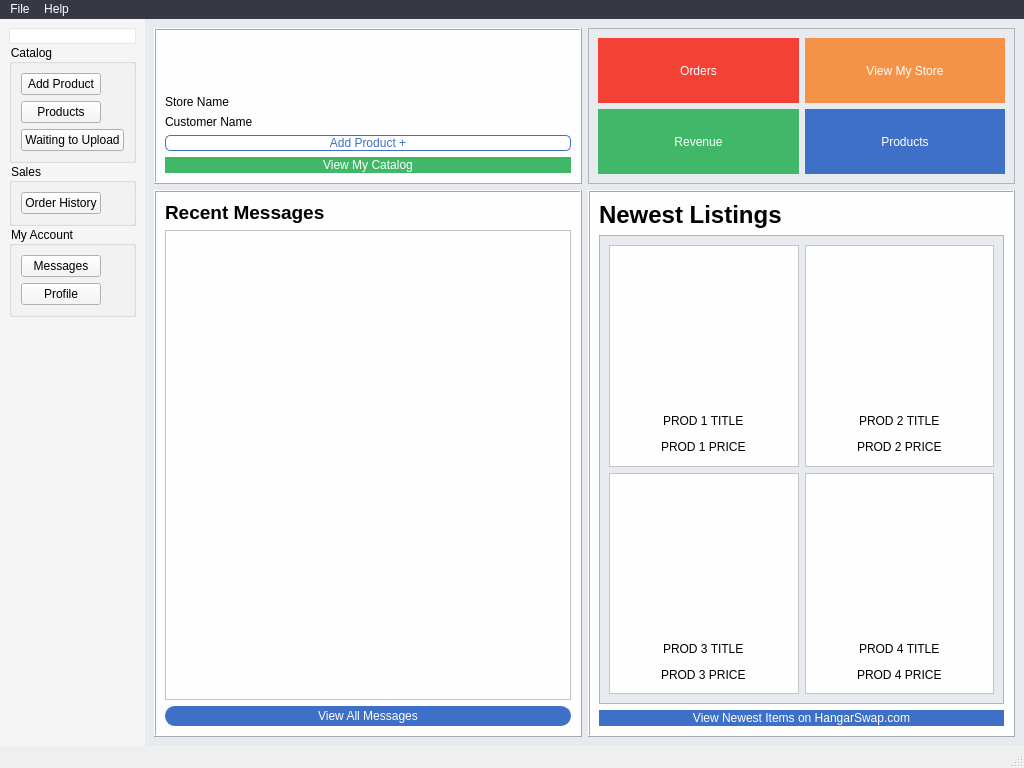
This is ui_redesign/main_window_redesign.ui in jwfraustro/laughing-waddle as Qt 5 draws it before an edit. The edited form follows.
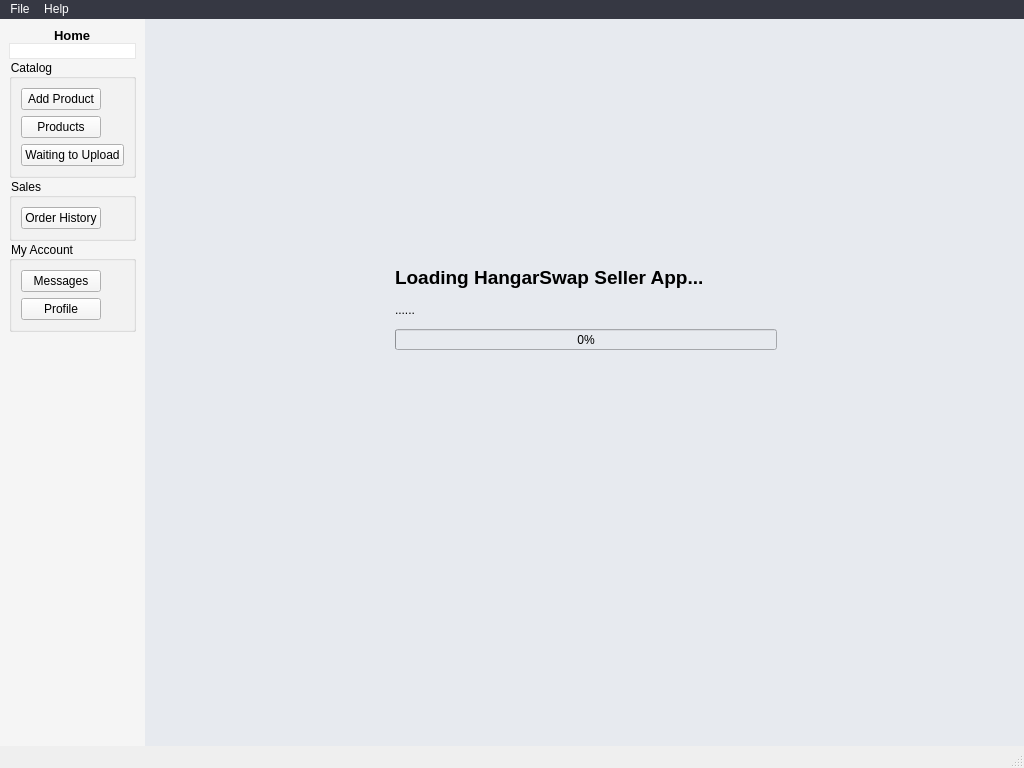
This is the edited form. Icons and pictures are not drawn.

The edit to the form file:
```diff
--- a/ui_redesign/main_window_redesign.ui
+++ b/ui_redesign/main_window_redesign.ui
@@ -88,6 +88,13 @@
        <property name="sizeConstraint">
         <enum>QLayout::SetDefaultConstraint</enum>
        </property>
+       <item alignment="Qt::AlignHCenter">
+        <widget class="QLabel" name="label">
+         <property name="text">
+          <string>&lt;html&gt;&lt;head/&gt;&lt;body&gt;&lt;p&gt;&lt;span style=&quot; font-size:10pt; font-weight:600;&quot;&gt;Home&lt;/span&gt;&lt;/p&gt;&lt;/body&gt;&lt;/html&gt;</string>
+         </property>
+        </widget>
+       </item>
        <item>
         <widget class="QPushButton" name="landingBtn">
          <property name="cursor">
@@ -352,6 +359,47 @@
       <property name="currentIndex">
        <number>0</number>
       </property>
+      <widget class="QWidget" name="loadingPage">
+       <widget class="QProgressBar" name="progressBar">
+        <property name="geometry">
+         <rect>
+          <x>250</x>
+          <y>310</y>
+          <width>382</width>
+          <height>21</height>
+         </rect>
+        </property>
+        <property name="value">
+         <number>0</number>
+        </property>
+       </widget>
+       <widget class="QLabel" name="label_2">
+        <property name="geometry">
+         <rect>
+          <x>250</x>
+          <y>245</y>
+          <width>382</width>
+          <height>27</height>
+         </rect>
+        </property>
+        <property name="text">
+         <string>&lt;html&gt;&lt;head/&gt;&lt;body&gt;&lt;p&gt;&lt;span style=&quot; font-size:14pt; font-weight:600;&quot;&gt;Loading HangarSwap Seller App...&lt;/span&gt;&lt;/p&gt;&lt;/body&gt;&lt;/html&gt;</string>
+        </property>
+       </widget>
+       <widget class="QLabel" name="loadingLbl">
+        <property name="geometry">
+         <rect>
+          <x>250</x>
+          <y>278</y>
+          <width>382</width>
+          <height>26</height>
+         </rect>
+        </property>
+        <property name="text">
+         <string>......</string>
+        </property>
+       </widget>
+      </widget>
       <widget class="QWidget" name="landingPage">
        <layout class="QGridLayout" name="gridLayout_8">
         <item row="0" column="0">
```
Left out of the diff: 3 changed lines with no effect on the pictures.
